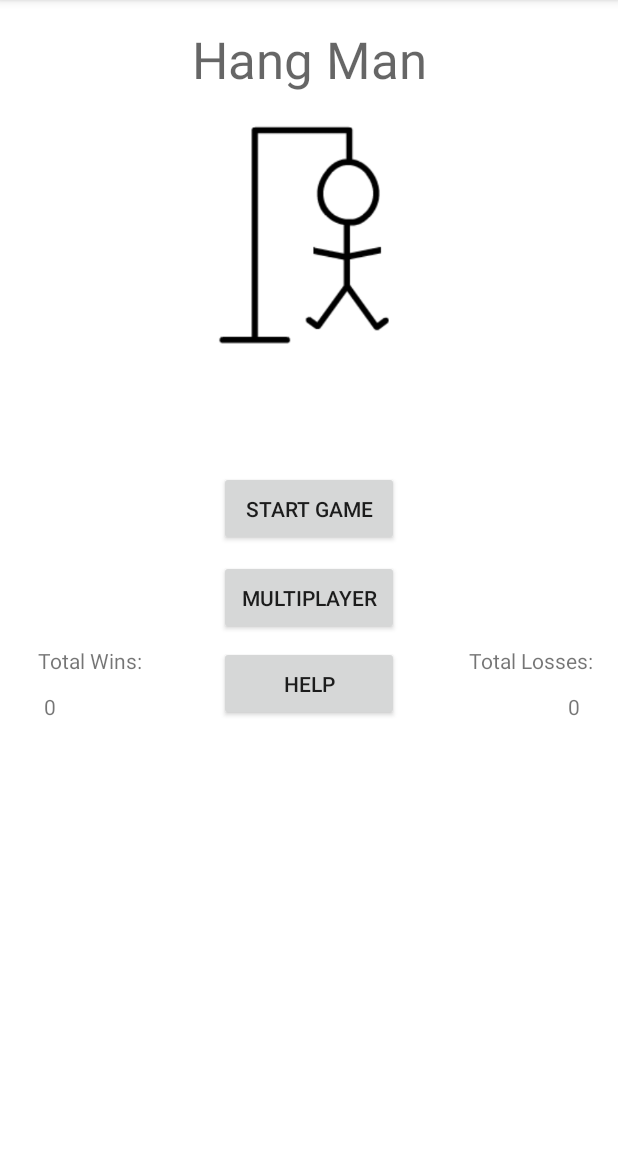
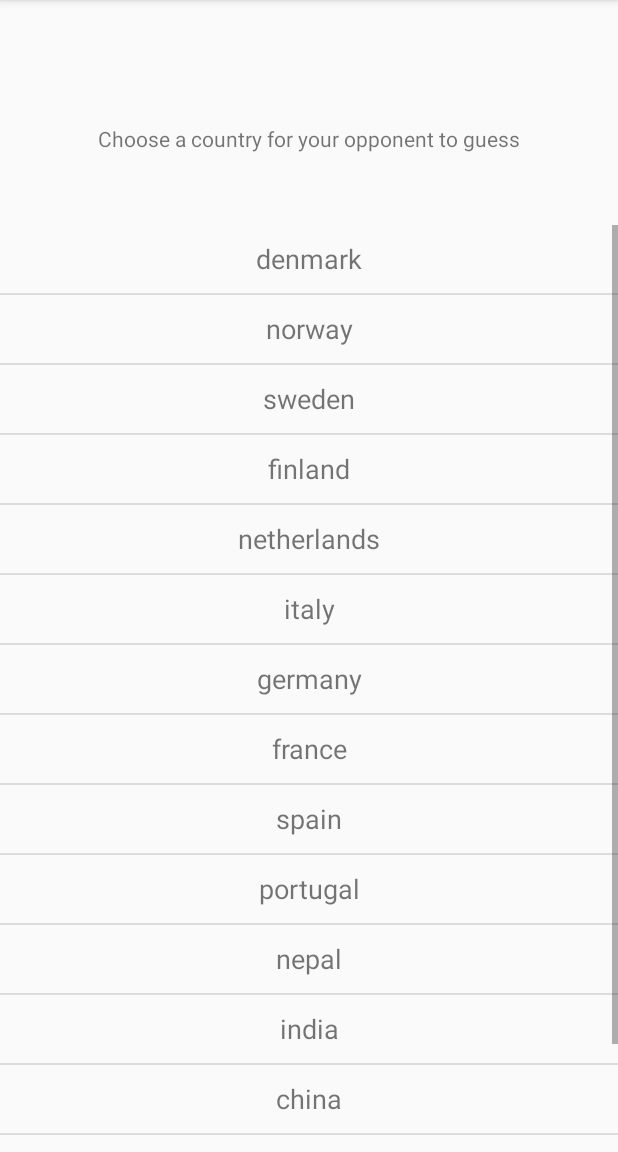
Before and after one commit to ThaDuyx/gametingz, an Android app: the screen it shows after launch (StartPage before the commit, MultiPage after it), after a tap on "MULTIPLAYER", on a phone screen of 412 x 824 dp, the part 84-1236 px from its top. Run offline under Robolectric (Android 15) with nearby library versions, the phone set to English and light mode, and no system bars; network calls fail.

Commit message:
once more

```diff
--- a/app/src/main/AndroidManifest.xml
+++ b/app/src/main/AndroidManifest.xml
@@ -11,7 +11,8 @@
         android:roundIcon="@mipmap/ic_launcher_round"
         android:supportsRtl="true"
         android:theme="@style/AppTheme">
-        <activity android:name=".MultiPage"></activity>
+        <activity android:name=".MultiGamePage"></activity>
+        <activity android:name=".MultiPage" />
         <activity android:name=".WonPage" />
         <activity android:name=".LostPage" />
         <activity android:name=".HelpPage" />
--- /dev/null
+++ b/app/src/main/java/com/example/hangman/AdapterLogic.java
@@ -0,0 +1,41 @@
+package com.example.hangman;
+
+import android.content.Context;
+import android.view.LayoutInflater;
+import android.view.View;
+import android.view.ViewGroup;
+import android.widget.ArrayAdapter;
+import android.widget.TextView;
+
+import androidx.annotation.NonNull;
+import androidx.annotation.Nullable;
+
+
+public class AdapterLogic extends ArrayAdapter<String> {
+
+    private Context context;
+    private int resource;
+
+    public AdapterLogic(@NonNull Context context, int resource, @NonNull String[] words) {
+        super(context, resource, words);
+
+        this.context = context;
+        this.resource = resource;
+
+    }
+
+    @NonNull
+    @Override
+    public View getView(int position, @Nullable View convertView, @NonNull ViewGroup parent) {
+
+        LayoutInflater inflater = LayoutInflater.from(context);
+
+        convertView = inflater.inflate(resource, parent, false);
+
+        TextView tView = convertView.findViewById(R.id.textView16);
+
+        tView.setText(getItem(position));
+
+        return convertView;
+    }
+}
--- a/app/src/main/java/com/example/hangman/MultiPage.java
+++ b/app/src/main/java/com/example/hangman/MultiPage.java
@@ -2,13 +2,35 @@ package com.example.hangman;
 
 import androidx.appcompat.app.AppCompatActivity;
 
+import android.content.Intent;
 import android.os.Bundle;
+import android.view.View;
+import android.widget.AdapterView;
+import android.widget.ListView;
 
-public class MultiPage extends AppCompatActivity {
+public class MultiPage extends AppCompatActivity implements AdapterView.OnItemClickListener {
 
     @Override
     protected void onCreate(Bundle savedInstanceState) {
         super.onCreate(savedInstanceState);
         setContentView(R.layout.activity_multi_page);
+
+        String[] lande = {"denmark", "norway", "sweden", "finland", "netherlands", "italy", "germany", "france", "spain", "portugal", "nepal", "india", "china", "japan", "thailand"};
+
+        AdapterLogic adapter = new AdapterLogic(this, R.layout.list_layout, lande);
+        ListView listView = findViewById(R.id.word_list);
+        listView.setOnItemClickListener(this);
+        listView.setAdapter(adapter);
+    }
+
+    @Override
+    public void onItemClick(AdapterView<?> parent, View view, int position, long id) {
+
+        String text = parent.getItemAtPosition(position).toString();
+
+        Intent intent = new Intent(this, MultiGamePage.class);
+        intent.putExtra("theWordToBeGuessed", text);
+        startActivity(intent);
+
     }
 }
--- a/app/src/main/java/com/example/hangman/StartPage.java
+++ b/app/src/main/java/com/example/hangman/StartPage.java
@@ -57,6 +57,9 @@ public class StartPage extends AppCompatActivity implements View.OnClickListener
         } else if (v == helpBtn) {
             Intent intent = new Intent(this, HelpPage.class);
             startActivity(intent);
+        } else if (v == multiBtn) {
+            Intent intent = new Intent(this, MultiPage.class);
+            startActivity(intent);
         }
     }
 }
--- a/app/src/main/res/layout/activity_multi_page.xml
+++ b/app/src/main/res/layout/activity_multi_page.xml
@@ -6,4 +6,31 @@
     android:layout_height="match_parent"
     tools:context=".MultiPage">
 
+    <TextView
+        android:id="@+id/textView17"
+        android:layout_width="wrap_content"
+        android:layout_height="wrap_content"
+        android:text="Choose a country for your opponent to guess"
+        app:layout_constraintBottom_toBottomOf="parent"
+        app:layout_constraintEnd_toEndOf="parent"
+        app:layout_constraintStart_toStartOf="parent"
+        app:layout_constraintTop_toTopOf="parent"
+        app:layout_constraintVertical_bias="0.11" />
+
+    <LinearLayout
+        android:layout_width="match_parent"
+        android:layout_height="match_parent"
+        android:layout_marginTop="150dp"
+        android:orientation="vertical"
+        app:layout_constraintBottom_toBottomOf="parent"
+        app:layout_constraintEnd_toEndOf="parent"
+        app:layout_constraintStart_toStartOf="parent"
+        app:layout_constraintTop_toTopOf="parent">
+
+        <ListView
+            android:id="@+id/word_list"
+            android:layout_width="match_parent"
+            android:layout_height="match_parent" />
+    </LinearLayout>
+
 </androidx.constraintlayout.widget.ConstraintLayout>
--- /dev/null
+++ b/app/src/main/res/layout/list_layout.xml
@@ -0,0 +1,13 @@
+<?xml version="1.0" encoding="utf-8"?>
+<LinearLayout xmlns:android="http://schemas.android.com/apk/res/android"
+    android:orientation="vertical" android:layout_width="match_parent"
+    android:layout_height="match_parent">
+
+    <TextView
+        android:id="@+id/textView16"
+        android:layout_width="match_parent"
+        android:layout_height="45dp"
+        android:gravity="center"
+        android:text="TextView"
+        android:textSize="18sp" />
+</LinearLayout>
```
Also changed, not shown: app/src/main/java/com/example/hangman/GameLogic.java (+1 -12 lines), app/src/main/java/com/example/hangman/MultiGamePage.java (added, +117 -0 lines), app/src/main/res/layout/activity_multi_game_page.xml (added, +106 -0 lines).
